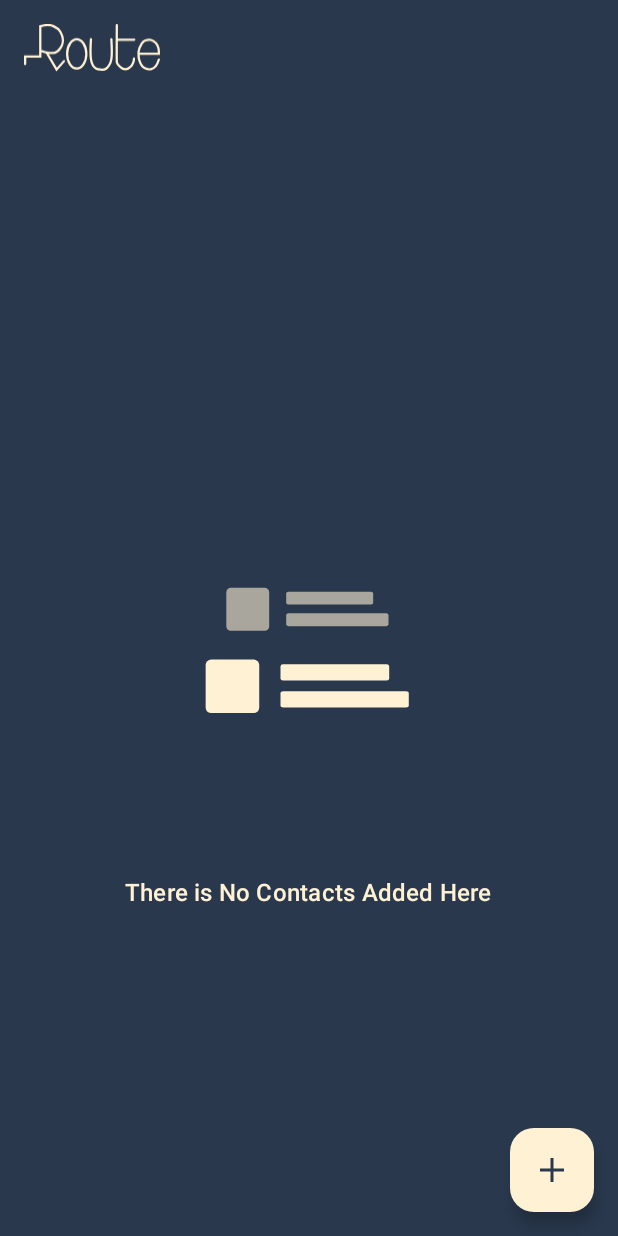
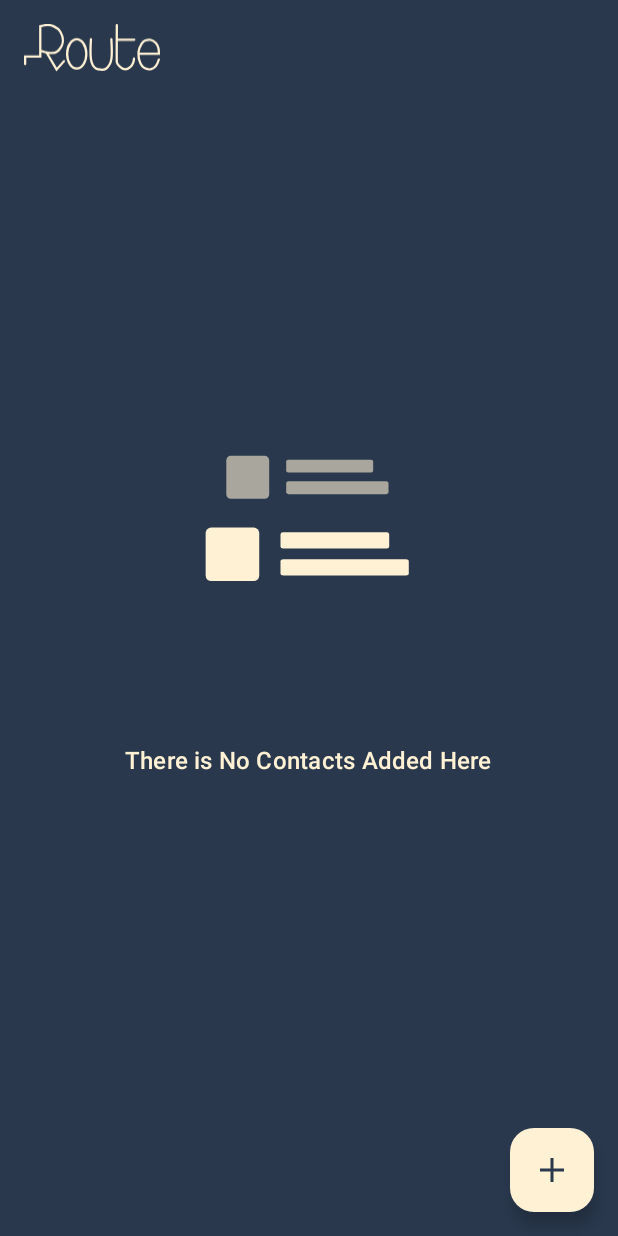
Before and after one commit to Menna120/Contact-App, an Android app: the screen it shows after launch (MainActivity), on a phone screen of 412 x 824 dp. Run offline under Robolectric (Android 15) with nearby library versions, the phone set to English and light mode, and no system bars.

Commit message:
# Adjust layout constraints in `activity_main.xml`
# The `AppBarLayout` now fits system windows, and the vertical bias of a `LinearLayout` was updated.

```diff
--- a/app/src/main/res/layout/activity_main.xml
+++ b/app/src/main/res/layout/activity_main.xml
@@ -10,6 +10,7 @@
         android:id="@+id/app_bar_layout"
         android:layout_width="match_parent"
         android:layout_height="wrap_content"
+        android:fitsSystemWindows="true"
         android:background="@android:color/transparent"
         android:theme="@style/ThemeOverlay.AppCompat.Dark.ActionBar"
         app:layout_constraintEnd_toEndOf="parent"
@@ -39,6 +40,7 @@
         android:layout_height="wrap_content"
         android:layout_gravity="center"
         android:orientation="vertical"
+        app:layout_constraintVertical_bias=".3"
         app:layout_constraintBottom_toBottomOf="parent"
         app:layout_constraintEnd_toEndOf="parent"
         app:layout_constraintStart_toStartOf="parent"
```
